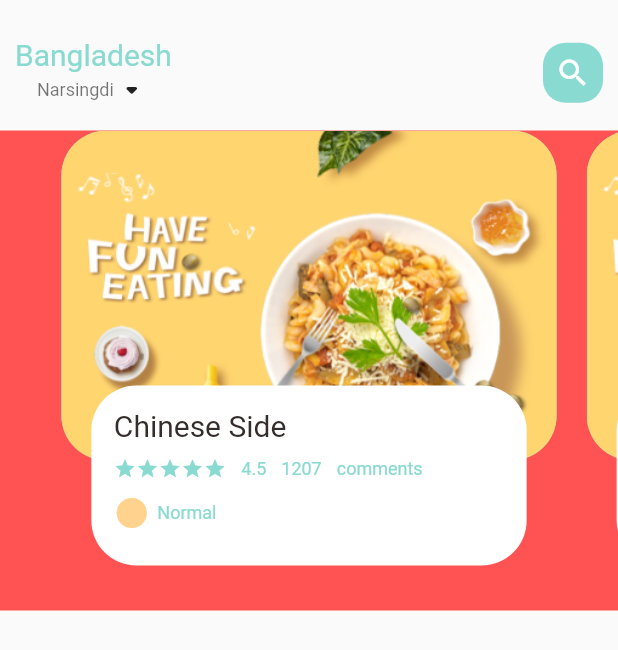
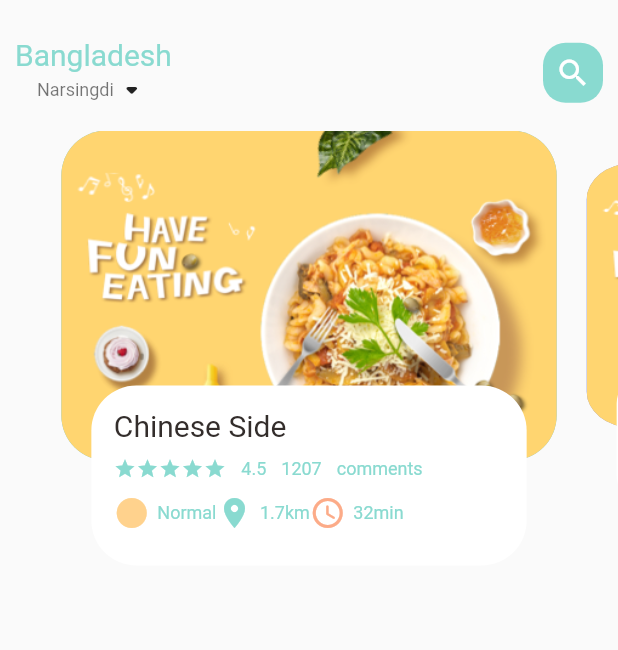
Before and after one commit to Kalam031/food_delivery, a Flutter app: the screen it shows after launch, on a phone screen of 412 x 824 dp. Shown: the top 650 px of the screen. Run offline on Flutter 3.47's test engine with Material 2 defaults, Android fonts, the phone set to English and light mode, and no system bars.

Commit message:
food page body container transition

```diff
--- a/lib/home/food_page_body.dart
+++ b/lib/home/food_page_body.dart
@@ -13,10 +13,30 @@ class FoodPageBody extends StatefulWidget {
 
 class _FoodPageBodyState extends State<FoodPageBody> {
   PageController pageController = PageController(viewportFraction: 0.85);
+  var _currPageValue = 0.0;
+  final _scaleFactor = 0.8;
+  final _height = 220;
+
+  @override
+  void initState() {
+    pageController.addListener(() {
+      setState(() {
+        _currPageValue = pageController.page!;
+      });
+    });
+    super.initState();
+  }
+
+  @override
+  void dispose() {
+    pageController.dispose();
+    super.dispose();
+  }
+
   @override
   Widget build(BuildContext context) {
     return Container(
-      color: Colors.redAccent,
+      //color: Colors.redAccent,
       height: 320,
       child: PageView.builder(
         controller: pageController,
@@ -29,7 +49,35 @@ class _FoodPageBodyState extends State<FoodPageBody> {
   }
 
   Widget _buildPageItem(int index) {
-    return Stack(children: [
+    Matrix4 matrix = Matrix4.identity();
+
+    if (index == _currPageValue.floor()) {
+      var currScale = 1 - (_currPageValue - index) * (1 - _scaleFactor);
+      var currTrans = _height * (1 - currScale) / 2;
+      matrix = Matrix4.diagonal3Values(1, currScale, 1)
+        ..setTranslationRaw(0, currTrans, 0);
+    } else if (index == _currPageValue.floor() + 1) {
+      var currScale =
+          _scaleFactor + (_currPageValue - index + 1) * (1 - _scaleFactor);
+      var currTrans = _height * (1 - currScale) / 2;
+      matrix = Matrix4.diagonal3Values(1, currScale, 1)
+        ..setTranslationRaw(0, currTrans, 0);
+    } else if (index == _currPageValue.floor() - 1) {
+      var currScale = 1 - (_currPageValue - index) * (1 - _scaleFactor);
+      var currTrans = _height * (1 - currScale) / 2;
+      matrix = Matrix4.diagonal3Values(1, currScale, 1)
+        ..setTranslationRaw(0, currTrans, 0);
+    } else {
+      var currScale = 0.8;
+      var currTrans = _height * (1 - _scaleFactor) / 2;
+      matrix = Matrix4.diagonal3Values(1, currScale, 1)
+        ..setTranslationRaw(0, currTrans, 0);
+    }
+
+    return Transform(
+      transform: matrix,
+      child: Stack(
+        children: [
           Container(
             height: 220,
             margin: EdgeInsets.only(left: 10, right: 10),
@@ -81,7 +129,18 @@ class _FoodPageBodyState extends State<FoodPageBody> {
                         IconAndTextWidget(
                           icon: Icons.circle_sharp,
                           text: 'Normal',
-                        iconColor: AppColors.iconColor1),
+                          iconColor: AppColors.iconColor1,
+                        ),
+                        IconAndTextWidget(
+                          icon: Icons.location_on,
+                          text: '1.7km',
+                          iconColor: AppColors.mainColor,
+                        ),
+                        IconAndTextWidget(
+                          icon: Icons.access_time_rounded,
+                          text: '32min',
+                          iconColor: AppColors.iconColor2,
+                        ),
                       ],
                     ),
                   ],
@@ -89,6 +148,8 @@ class _FoodPageBodyState extends State<FoodPageBody> {
               ),
             ),
           ),
-    ]);
+        ],
+      ),
+    );
   }
 }
```
Lines whose indentation alone changed are shown as unchanged.
